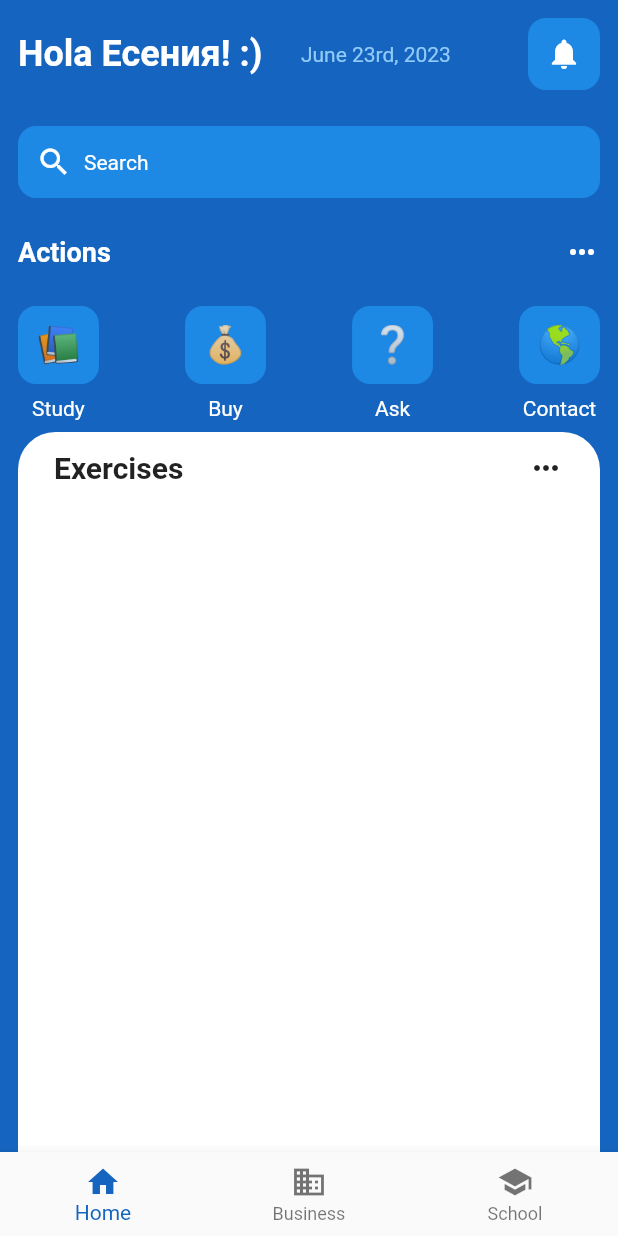
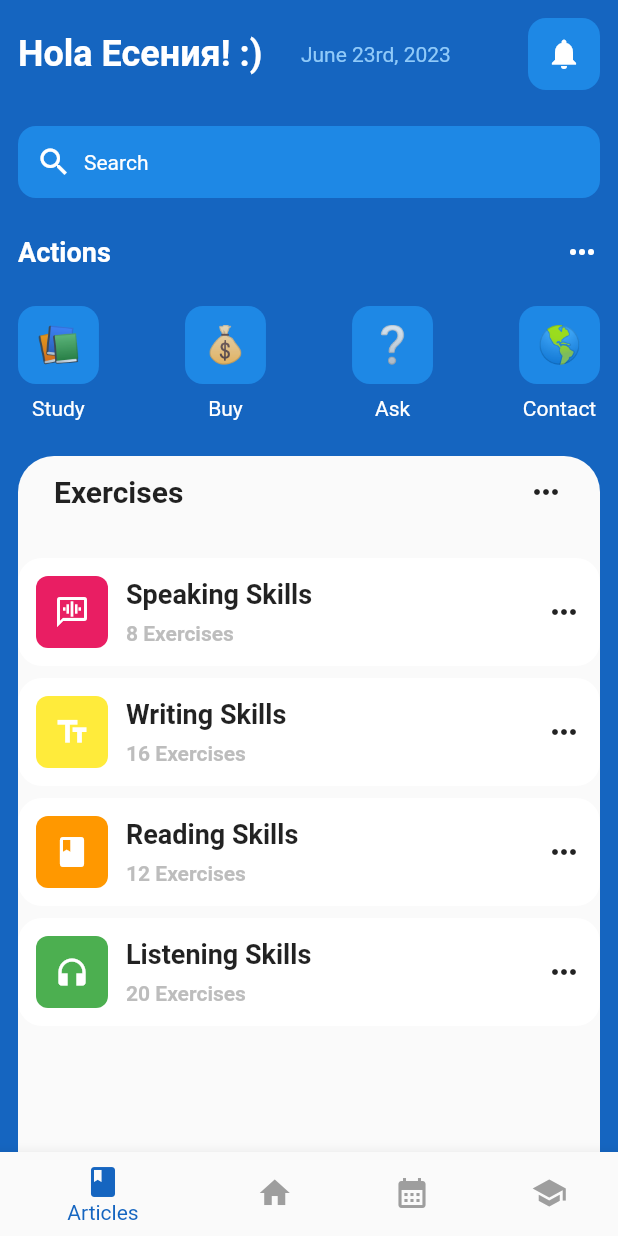
Before and after one commit to AugustoDiaz-Dev/FlutterProjects, a Flutter app: the screen it shows after launch, on a phone screen of 412 x 824 dp. Run offline on Flutter 3.47's test engine with Material 2 defaults, Android fonts, the phone set to English and light mode, and no system bars; our stand-ins replace flutter_spinkit.

Commit message:
UI Utilities

```diff
--- /dev/null
+++ b/flutter_application_3/main.dart
@@ -0,0 +1,18 @@
+import 'package:flutter/material.dart';
+import 'package:ui_project/pages/home_page.dart';
+
+void main() {
+  runApp(const MyApp());
+}
+
+class MyApp extends StatelessWidget {
+  const MyApp({super.key});
+
+  @override
+  Widget build(BuildContext context) {
+    return const MaterialApp(
+      debugShowCheckedModeBanner: false,
+      home: HomePage(),
+    );
+  }
+}
--- a/ui_project/lib/pages/home_page.dart
+++ b/ui_project/lib/pages/home_page.dart
@@ -2,6 +2,7 @@
 
 import 'package:flutter/material.dart';
 import 'package:ui_project/utilities/actions.dart';
+import 'package:ui_project/utilities/tile.dart';
 
 class HomePage extends StatefulWidget {
   const HomePage({super.key});
@@ -19,16 +20,20 @@ class _HomePageState extends State<HomePage> {
         bottomNavigationBar: BottomNavigationBar(
           items: const <BottomNavigationBarItem>[
             BottomNavigationBarItem(
-              icon: Icon(Icons.home),
-              label: 'Home',
+              icon: Icon(Icons.book),
+              label: 'Articles',
             ),
             BottomNavigationBarItem(
-              icon: Icon(Icons.business),
-              label: 'Business',
+              icon: Icon(Icons.home, color: Colors.grey),
+              label: 'My Words',
             ),
             BottomNavigationBarItem(
-              icon: Icon(Icons.school),
+              icon: Icon(Icons.calendar_month, color: Colors.grey),
               label: 'School',
+            ),
+            BottomNavigationBarItem(
+              icon: Icon(Icons.school, color: Colors.grey),
+              label: 'Cards',
             ),
           ],
           selectedItemColor: Colors.blue[800],
@@ -162,23 +167,23 @@ class _HomePageState extends State<HomePage> {
                   ],
                 ),
                 SizedBox(
-                  height: 8,
+                  height: 24,
                 ),
                 Expanded(
                   child: ClipRRect(
                     borderRadius:
-                        BorderRadius.vertical(top: Radius.circular(25)),
+                        BorderRadius.vertical(top: Radius.circular(24)),
                     child: Container(
-                        color: Colors.white,
+                        color: Colors.grey[50],
                         child: Center(
-                          child: Column(
-                            children: [
+                          child: Column(children: [
                             Padding(
                               padding:
                                   const EdgeInsets.fromLTRB(24, 12, 24, 12),
                               child: Row(
                                 mainAxisAlignment:
                                     MainAxisAlignment.spaceBetween,
+                                // ignore: prefer_const_literals_to_create_immutables
                                 children: [
                                   Text('Exercises',
                                       style: TextStyle(
@@ -188,9 +193,38 @@ class _HomePageState extends State<HomePage> {
                                   Icon(Icons.more_horiz),
                                 ],
                               ),
-                              )
+
+                              // LISTVIEW
+                            ),
+                            SizedBox(height: 20),
+                            Expanded(
+                              child: ListView(
+                                // ignore: prefer_const_literals_to_create_immutables
+                                children: [
+                                  Tiles(
+                                      icon: Icons.voice_chat,
+                                      name: 'Speaking Skills',
+                                      number: 8,
+                                      color: Colors.pink),
+                                  Tiles(
+                                      icon: Icons.text_fields,
+                                      name: 'Writing Skills',
+                                      number: 16,
+                                      color: Colors.yellow),
+                                  Tiles(
+                                      icon: Icons.book,
+                                      name: 'Reading Skills',
+                                      number: 12,
+                                      color: Colors.orange),
+                                  Tiles(
+                                      icon: Icons.headphones,
+                                      name: 'Listening Skills',
+                                      number: 20,
+                                      color: Colors.green),
                                 ],
                               ),
+                            )
+                          ]),
                         )),
                   ),
                 ),
--- /dev/null
+++ b/ui_project/lib/utilities/tile.dart
@@ -0,0 +1,67 @@
+import 'package:flutter/material.dart';
+
+class Tiles extends StatelessWidget {
+  final icon;
+  final String name;
+  final int number;
+  final color;
+
+  const Tiles(
+      {super.key,
+      required this.icon,
+      required this.name,
+      required this.number,
+      required this.color});
+
+  @override
+  Widget build(BuildContext context) {
+    return Padding(
+      padding: const EdgeInsets.only(bottom: 8.0),
+      child: Container(
+        decoration: BoxDecoration(
+            color: Colors.white, borderRadius: BorderRadius.circular(16)),
+        child: Padding(
+          padding: const EdgeInsets.all(12),
+          child: Row(
+            mainAxisAlignment: MainAxisAlignment.spaceBetween,
+            children: [
+              Row(
+                children: [
+                  ClipRRect(
+                    borderRadius: BorderRadius.circular(8),
+                    child: Container(
+                      padding: EdgeInsets.all(12),
+                      color: color,
+                      child: Icon(icon, color: Colors.white),
+                    ),
+                  ),
+                  SizedBox(width: 12),
+                  Column(
+                    crossAxisAlignment: CrossAxisAlignment.start,
+                    children: [
+                      Text(
+                        name,
+                        style: TextStyle(
+                          fontWeight: FontWeight.bold,
+                          fontSize: 18,
+                        ),
+                      ),
+                      SizedBox(height: 8),
+                      Text(
+                        number.toString() + ' Exercises',
+                        style: TextStyle(
+                            fontWeight: FontWeight.bold,
+                            color: Colors.grey[400]),
+                      ),
+                    ],
+                  )
+                ],
+              ),
+              Icon(Icons.more_horiz),
+            ],
+          ),
+        ),
+      ),
+    );
+  }
+}
```
Lines whose indentation alone changed are shown as unchanged.
